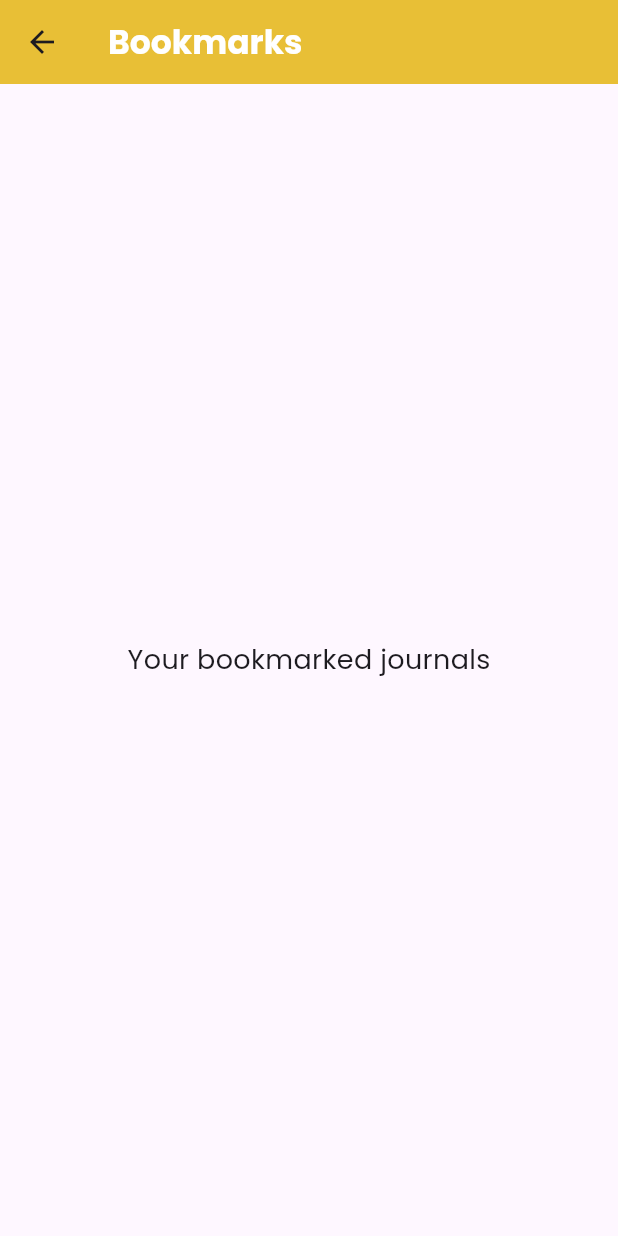
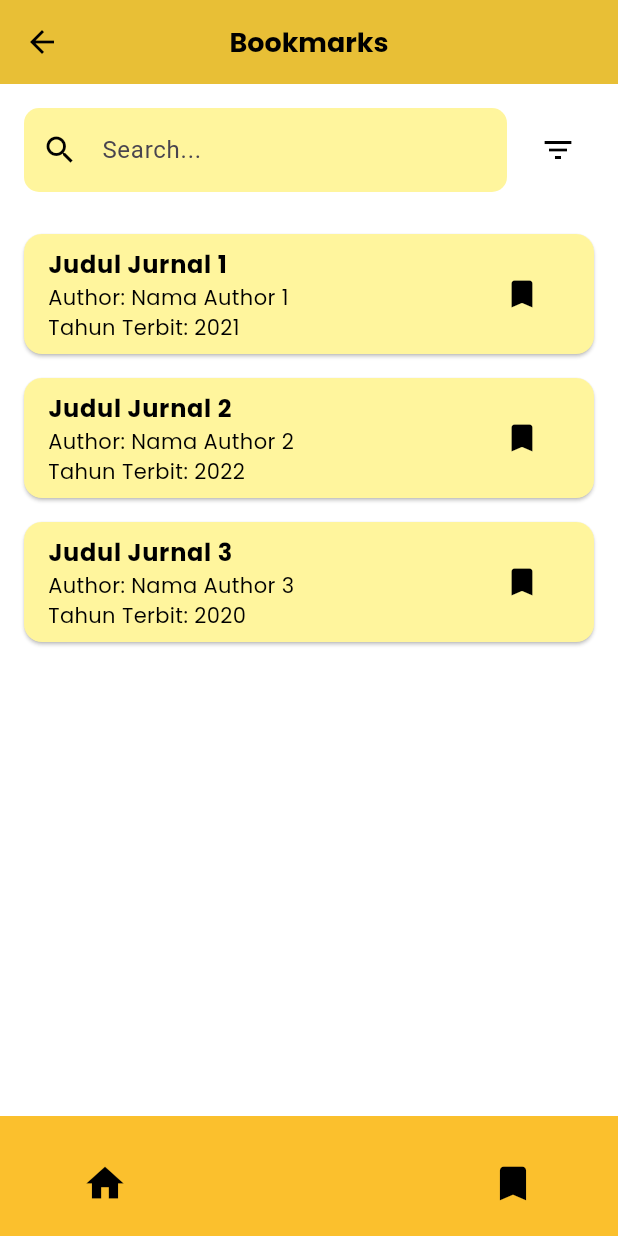
Before and after one commit to DappHadid/Journalyze, a Flutter app: the BookmarkPage screen opened directly, on a phone screen of 412 x 824 dp. Run offline on Flutter 3.47's test engine with Material 3 defaults, Android fonts, the phone set to English and light mode, and no system bars; our stand-ins replace another_flutter_splash_screen, cloud_firestore, device_preview_plus, file_picker, firebase_auth, firebase_core and 4 more; missing offline and left inert: art_sweetalert; accounts and stored records are empty.

Commit message:
menambahkan bookmark.dart

```diff
--- a/lib/pages/bookmark.dart
+++ b/lib/pages/bookmark.dart
@@ -1,26 +1,203 @@
 import 'package:flutter/material.dart';
 import 'package:google_fonts/google_fonts.dart';
 
+class BookmarkPage extends StatefulWidget {
+  @override
+  _BookmarkPageState createState() => _BookmarkPageState();
+}
 
-//ini dihapus aja gpp, diganti kodingan kamu, yg penting nama classnya tetep BookmarkPage
-class BookmarkPage extends StatelessWidget {
+class _BookmarkPageState extends State<BookmarkPage> {
+  // Dummy list of bookmarked journals
+  List<Map<String, dynamic>> journals = [
+    {
+      'title': 'Judul Jurnal 1',
+      'author': 'Nama Author 1',
+      'year': '2021',
+      'isBookmarked': true
+    },
+    {
+      'title': 'Judul Jurnal 2',
+      'author': 'Nama Author 2',
+      'year': '2022',
+      'isBookmarked': true
+    },
+    {
+      'title': 'Judul Jurnal 3',
+      'author': 'Nama Author 3',
+      'year': '2020',
+      'isBookmarked': true
+    },
+  ];
+
+  String searchQuery = '';
+  String sortOption = 'title'; // Default sort by title
+
+  // Toggle bookmark state
+  void toggleBookmark(int index) {
+    setState(() {
+      journals[index]['isBookmarked'] = !journals[index]['isBookmarked'];
+    });
+  }
+
+  // Sort journals
+  void sortJournals(String option) {
+    setState(() {
+      sortOption = option;
+      if (option == 'title') {
+        journals.sort((a, b) => a['title'].compareTo(b['title']));
+      } else if (option == 'year') {
+        journals.sort((a, b) => a['year'].compareTo(b['year']));
+      }
+    });
+  }
+
+  // Filter journals based on search query
+  List<Map<String, dynamic>> get filteredJournals {
+    return journals.where((journal) {
+      final title = journal['title'].toLowerCase();
+      final author = journal['author'].toLowerCase();
+      final query = searchQuery.toLowerCase();
+
+      return (title.contains(query) || author.contains(query)) &&
+          journal['isBookmarked'];
+    }).toList();
+  }
+
   @override
   Widget build(BuildContext context) {
     return Scaffold(
+      backgroundColor: Colors.white,
       appBar: AppBar(
         backgroundColor: Color(0xFFE8BF36),
+        elevation: 0,
+        centerTitle: true,
         title: Text(
           'Bookmarks',
           style: GoogleFonts.poppins(
+            fontSize: 18,
             fontWeight: FontWeight.bold,
-            color: Colors.white,
+            color: Colors.black,
           ),
         ),
+        leading: IconButton(
+          icon: Icon(Icons.arrow_back, color: Colors.black),
+          onPressed: () => Navigator.pop(context),
+        ),
       ),
-      body: Center(
-        child: Text(
-          'Your bookmarked journals',
-          style: GoogleFonts.poppins(fontSize: 18),
+      body: Padding(
+        padding: const EdgeInsets.all(16.0),
+        child: Column(
+          children: [
+            // Search bar and sort button
+            Row(
+              children: [
+                Expanded(
+                  child: TextField(
+                    onChanged: (value) {
+                      setState(() {
+                        searchQuery = value;
+                      });
+                    },
+                    decoration: InputDecoration(
+                      hintText: 'Search...',
+                      prefixIcon: Icon(Icons.search, color: Colors.black),
+                      filled: true,
+                      fillColor: Colors.yellow[200],
+                      border: OutlineInputBorder(
+                        borderRadius: BorderRadius.circular(10),
+                        borderSide: BorderSide.none,
+                      ),
+                    ),
+                  ),
+                ),
+                SizedBox(width: 10),
+                PopupMenuButton<String>(
+                  icon: Icon(Icons.filter_list, color: Colors.black),
+                  onSelected: sortJournals,
+                  itemBuilder: (context) => [
+                    PopupMenuItem(
+                      value: 'title',
+                      child: Text('Sort by Title'),
+                    ),
+                    PopupMenuItem(
+                      value: 'year',
+                      child: Text('Sort by Year'),
+                    ),
+                  ],
+                ),
+              ],
+            ),
+            SizedBox(height: 20),
+            // List of bookmarked journals
+            Expanded(
+              child: ListView.builder(
+                itemCount: filteredJournals.length,
+                itemBuilder: (context, index) {
+                  final journal = filteredJournals[index];
+                  return Card(
+                    color: Colors.yellow[200],
+                    margin: const EdgeInsets.symmetric(vertical: 8.0),
+                    child: ListTile(
+                      title: Text(
+                        journal['title'],
+                        style: GoogleFonts.poppins(
+                          fontSize: 16,
+                          fontWeight: FontWeight.bold,
+                          color: Colors.black,
+                        ),
+                      ),
+                      subtitle: Text(
+                        'Author: ${journal['author']}\nTahun Terbit: ${journal['year']}',
+                        style: GoogleFonts.poppins(
+                          fontSize: 14,
+                          color: Colors.black,
+                        ),
+                      ),
+                      trailing: IconButton(
+                        icon: Icon(
+                          journal['isBookmarked']
+                              ? Icons.bookmark
+                              : Icons.bookmark_border,
+                          color: journal['isBookmarked']
+                              ? Colors.black
+                              : Colors.grey,
+                        ),
+                        onPressed: () => toggleBookmark(index),
+                      ),
+                    ),
+                  );
+                },
+              ),
+            ),
+          ],
+        ),
+      ),
+      bottomNavigationBar: BottomAppBar(
+        color: Colors.yellow[700],
+        child: Padding(
+          padding: const EdgeInsets.symmetric(horizontal: 30.0, vertical: 10),
+          child: Row(
+            mainAxisAlignment: MainAxisAlignment.spaceBetween,
+            children: [
+              IconButton(
+                icon: Icon(Icons.home),
+                iconSize: 30,
+                color: Colors.black,
+                onPressed: () {
+                  // Navigate to home
+                  Navigator.pop(context);
+                },
+              ),
+              IconButton(
+                icon: Icon(Icons.bookmark),
+                iconSize: 30,
+                color: Colors.black,
+                onPressed: () {
+                  // Already on bookmark page
+                },
+              ),
+            ],
+          ),
         ),
       ),
     );
```
Also changed, not shown: pubspec.lock.
